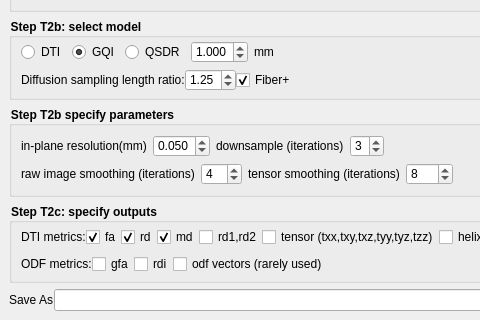
Old version of the form reconstruction/reconstruction_window.ui in the repository frankyeh/DSI-Studio; both pictures show x 0 to 480 and y 386 to 706 of the 848 by 706 pixel window.
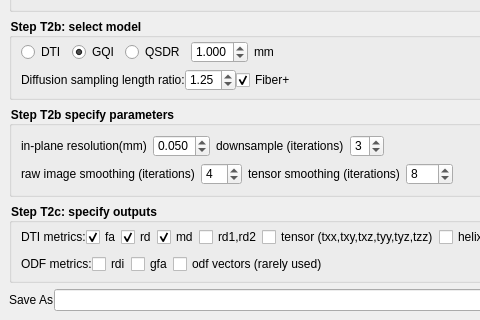
New version of the form. Icons and pictures are not drawn.

```diff
--- a/reconstruction/reconstruction_window.ui
+++ b/reconstruction/reconstruction_window.ui
@@ -1124,22 +1124,22 @@
                      </widget>
                     </item>
                     <item>
-                     <widget class="QCheckBox" name="output_gfa">
+                     <widget class="QCheckBox" name="output_rdi">
                       <property name="statusTip">
                        <string>gfa</string>
                       </property>
                       <property name="text">
-                       <string>gfa</string>
+                       <string>rdi</string>
                       </property>
                      </widget>
                     </item>
                     <item>
-                     <widget class="QCheckBox" name="output_rdi">
+                     <widget class="QCheckBox" name="output_gfa">
                       <property name="statusTip">
                        <string>rdi</string>
                       </property>
                       <property name="text">
-                       <string>rdi</string>
+                       <string>gfa</string>
                       </property>
                      </widget>
                     </item>
```
Left out of the diff: 4 changed lines with no effect on the pictures.
